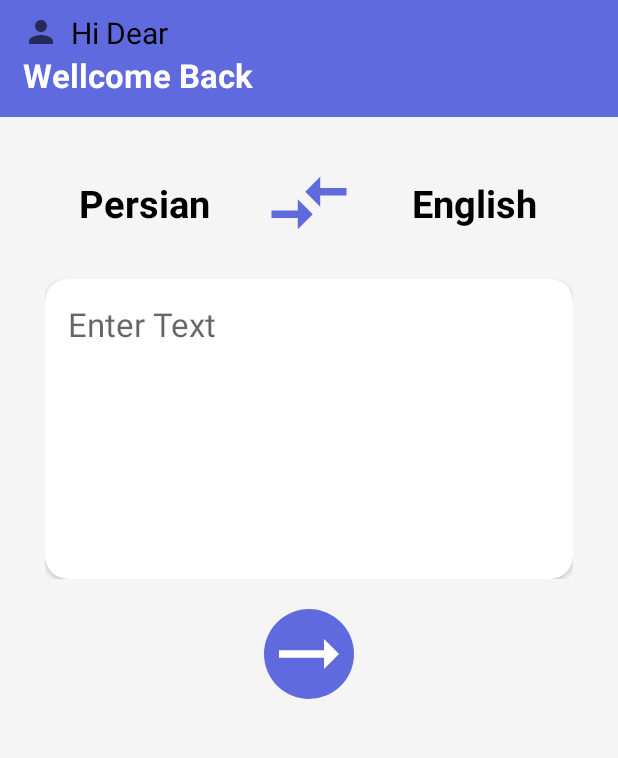
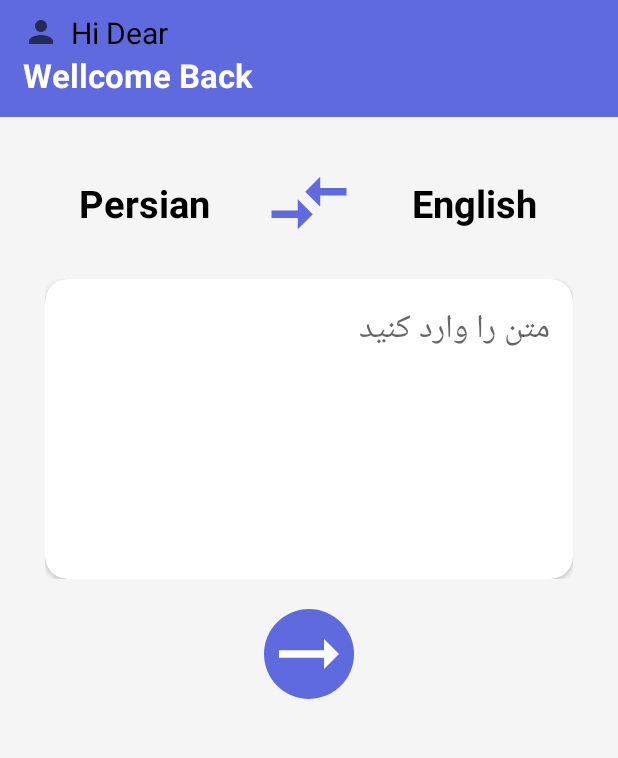
Before and after one commit to SheidaRhmniy/OnlineTranslatorProject, an Android app: the screen it shows after launch (HomeActivity), after a tap on an icon or button, on a phone screen of 412 x 824 dp, the part 97-855 px from its top. Run offline under Robolectric (Android 15) with nearby library versions, the phone set to English and light mode, and no system bars.

Commit message:
final commit

```diff
--- a/app/src/main/java/ir/shariaty/onlinetranslator/HomeActivity.java
+++ b/app/src/main/java/ir/shariaty/onlinetranslator/HomeActivity.java
@@ -27,7 +27,7 @@ public class HomeActivity extends AppCompatActivity {
 
 
     //response variabels container
-    String title,title_en,pron,source,text;
+    String title,title_en,source,text;
 
     @Override
     protected void onCreate(Bundle savedInstanceState) {
@@ -50,6 +50,17 @@ public class HomeActivity extends AppCompatActivity {
                 langinducter=tvfromlang.getText().toString();
                 tvfromlang.setText(tvtolang.getText().toString());
                 tvtolang.setText(langinducter);
+
+                //hint text
+                if(inputtext.getHint().equals("Enter Text")){
+                    inputtext.setHint("متن را وارد كنيد");
+                    inputtext.setTextAlignment(View.TEXT_ALIGNMENT_VIEW_END);
+                }
+
+                else {
+                    inputtext.setHint("Enter Text");
+                    inputtext.setTextAlignment(View.TEXT_ALIGNMENT_VIEW_START);
+                }
                 langDB();
 
             }
@@ -132,6 +143,7 @@ public class HomeActivity extends AppCompatActivity {
             return "en2fa";
         }
         else {
+            inputtext.setHint("متن را وارد كنيد");
             return "dehkhoda";
         }
     }
--- a/app/src/main/res/layout/activity_home.xml
+++ b/app/src/main/res/layout/activity_home.xml
@@ -121,7 +121,8 @@
             android:layout_width="match_parent"
             android:layout_height="match_parent"
             app:cardCornerRadius="15dp"
-            android:background="@color/white">
+            android:background="@color/white"
+            >
             <EditText
                 android:id="@+id/inputtext"
                 android:layout_width="match_parent"
```
